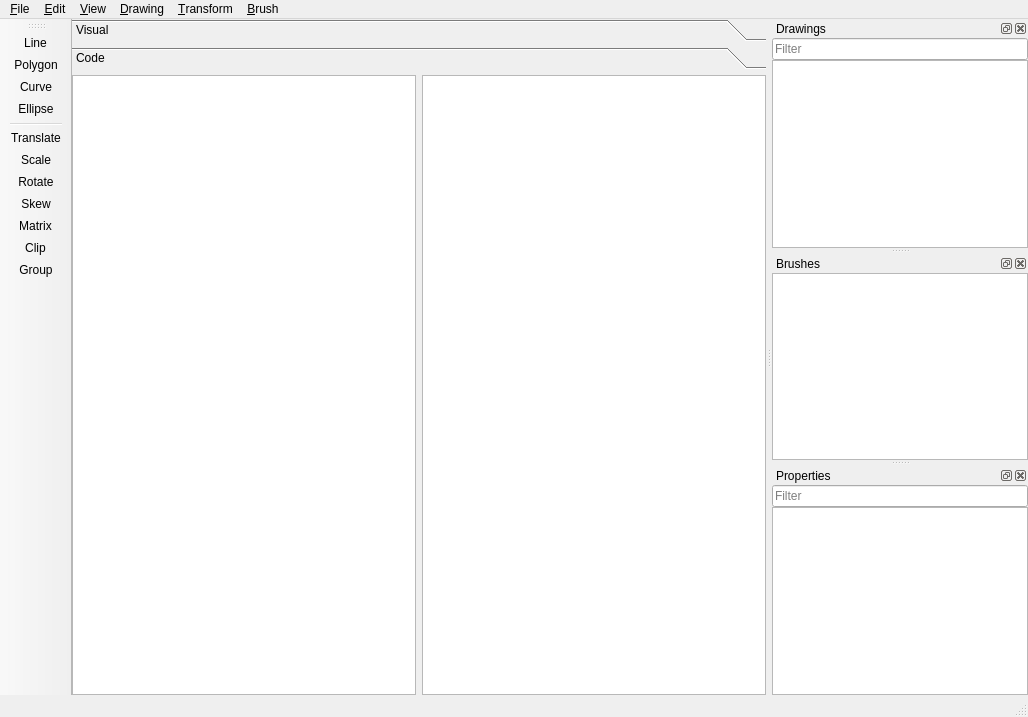
Before: the Qt Designer form ImagingS/Gui/uic/MainWindow.ui in StardustDL/ImagingS, drawn with Qt 5.
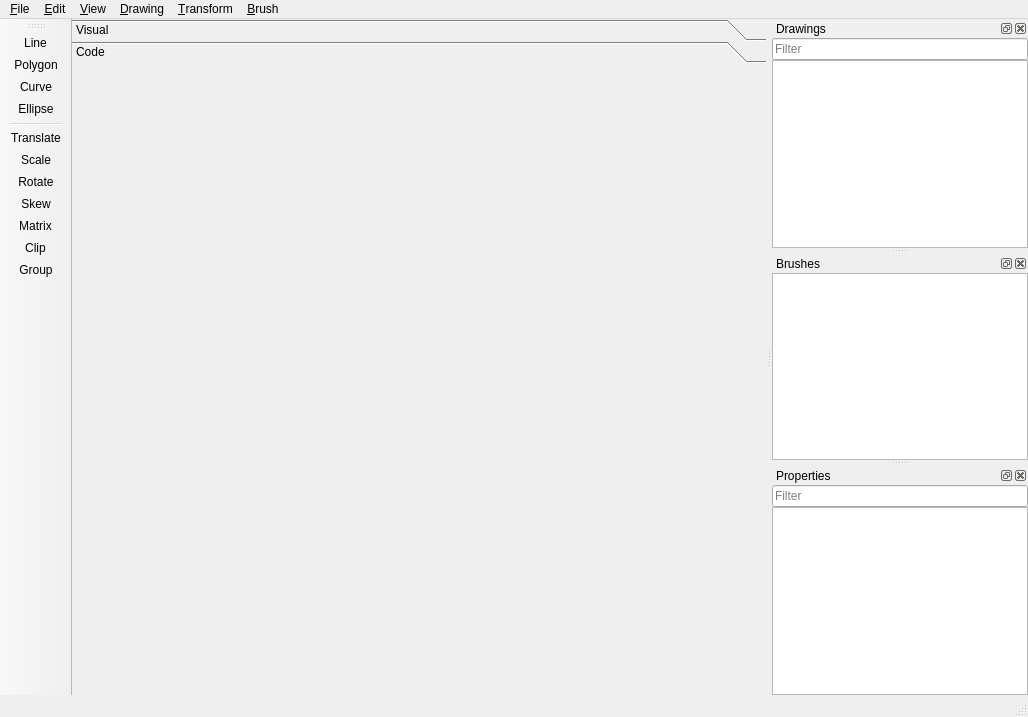
After: the same form once the commit is applied. The open tabs and pages were chosen to show the change.

The edit to the form file:
```diff
--- a/ImagingS/Gui/uic/MainWindow.ui
+++ b/ImagingS/Gui/uic/MainWindow.ui
@@ -38,6 +38,9 @@
       <property name="currentIndex">
        <number>0</number>
       </property>
+      <property name="tabSpacing">
+       <number>0</number>
+      </property>
       <widget class="QWidget" name="pagVisual">
        <property name="geometry">
         <rect>
@@ -71,7 +74,7 @@
          <x>0</x>
          <y>0</y>
          <width>668</width>
-         <height>606</height>
+         <height>620</height>
         </rect>
        </property>
        <attribute name="label">
@@ -90,12 +93,6 @@
         <property name="bottomMargin">
          <number>0</number>
         </property>
-        <item row="0" column="0">
-         <widget class="QTextEdit" name="tetCode"/>
-        </item>
-        <item row="0" column="1">
-         <widget class="QTreeView" name="trvCode"/>
-        </item>
        </layout>
       </widget>
      </widget>
```
Left out of the diff: 9 changed lines with no effect on the pictures.
